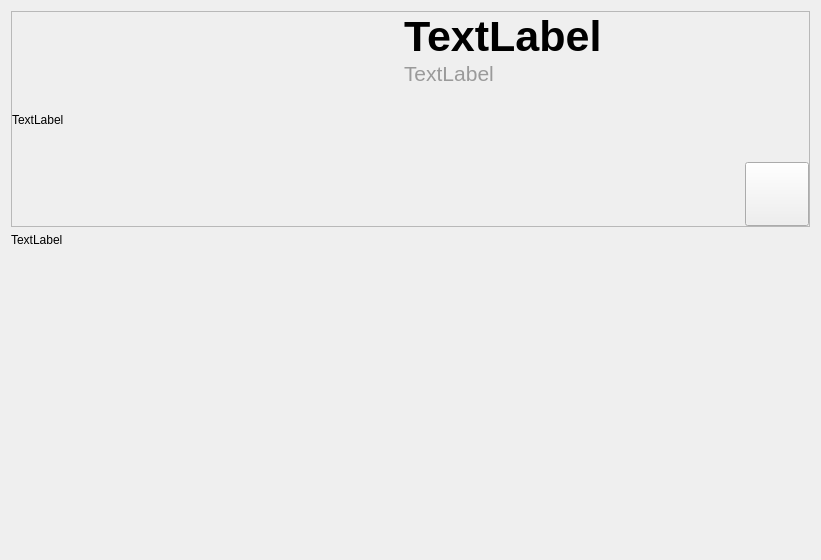
Old version of the form ola/client/store/item_form.ui in the repository myapps-directory/myapps-client-store.
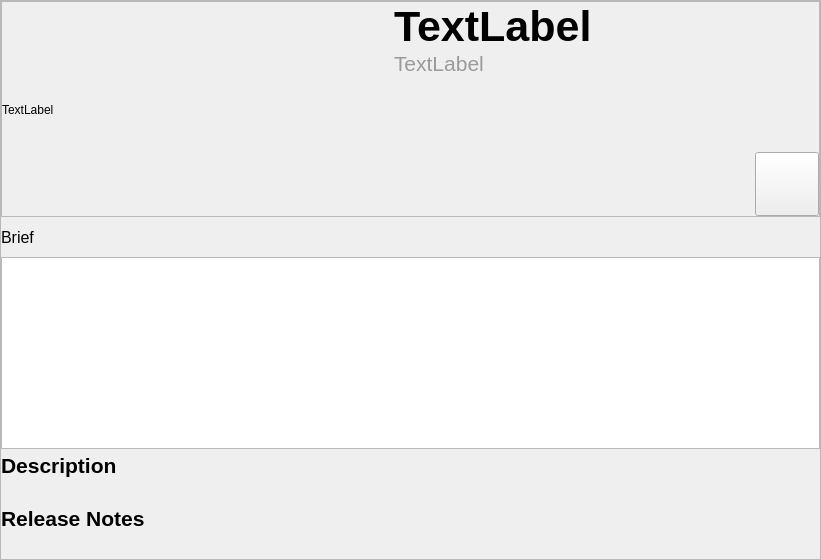
New version of the form.

Commit message: display media thumbs

```diff
--- a/ola/client/store/item_form.ui
+++ b/ola/client/store/item_form.ui
@@ -13,7 +13,55 @@
   <property name="windowTitle">
    <string>Form</string>
   </property>
+  <layout class="QVBoxLayout" name="verticalLayout_3">
+   <property name="spacing">
+    <number>0</number>
+   </property>
+   <property name="leftMargin">
+    <number>0</number>
+   </property>
+   <property name="topMargin">
+    <number>0</number>
+   </property>
+   <property name="rightMargin">
+    <number>0</number>
+   </property>
+   <property name="bottomMargin">
+    <number>0</number>
+   </property>
+   <item>
+    <widget class="QScrollArea" name="scrollArea">
+     <property name="horizontalScrollBarPolicy">
+      <enum>Qt::ScrollBarAlwaysOff</enum>
+     </property>
+     <property name="widgetResizable">
+      <bool>true</bool>
+     </property>
+     <widget class="QWidget" name="scrollAreaWidgetContents_2">
+      <property name="geometry">
+       <rect>
+        <x>0</x>
+        <y>0</y>
+        <width>798</width>
+        <height>570</height>
+       </rect>
+      </property>
   <layout class="QVBoxLayout" name="verticalLayout">
+       <property name="spacing">
+        <number>0</number>
+       </property>
+       <property name="leftMargin">
+        <number>0</number>
+       </property>
+       <property name="topMargin">
+        <number>0</number>
+       </property>
+       <property name="rightMargin">
+        <number>0</number>
+       </property>
+       <property name="bottomMargin">
+        <number>0</number>
+       </property>
    <item>
     <widget class="QFrame" name="frame">
      <property name="minimumSize">
@@ -624,25 +672,223 @@
      </layout>
     </widget>
    </item>
+       <item>
+        <widget class="Line" name="line_7">
+         <property name="minimumSize">
+          <size>
+           <width>0</width>
+           <height>10</height>
+          </size>
+         </property>
+         <property name="font">
+          <font>
+           <pointsize>10</pointsize>
+          </font>
+         </property>
+         <property name="lineWidth">
+          <number>0</number>
+         </property>
+         <property name="orientation">
+          <enum>Qt::Horizontal</enum>
+         </property>
+        </widget>
+       </item>
    <item>
     <widget class="QLabel" name="brief_label">
+         <property name="font">
+          <font>
+           <pointsize>12</pointsize>
+          </font>
+         </property>
      <property name="text">
-      <string>TextLabel</string>
+          <string>Brief</string>
      </property>
     </widget>
    </item>
    <item>
-    <spacer name="verticalSpacer">
+        <widget class="Line" name="line_8">
+         <property name="minimumSize">
+          <size>
+           <width>0</width>
+           <height>10</height>
+          </size>
+         </property>
+         <property name="lineWidth">
+          <number>0</number>
+         </property>
      <property name="orientation">
-      <enum>Qt::Vertical</enum>
-     </property>
-     <property name="sizeHint" stdset="0">
+          <enum>Qt::Horizontal</enum>
+         </property>
+        </widget>
+       </item>
+       <item>
+        <widget class="QListWidget" name="media_list_widget">
+         <property name="sizePolicy">
+          <sizepolicy hsizetype="Expanding" vsizetype="Fixed">
+           <horstretch>0</horstretch>
+           <verstretch>0</verstretch>
+          </sizepolicy>
+         </property>
+         <property name="verticalScrollBarPolicy">
+          <enum>Qt::ScrollBarAlwaysOff</enum>
+         </property>
+         <property name="dragDropMode">
+          <enum>QAbstractItemView::DropOnly</enum>
+         </property>
+         <property name="selectionBehavior">
+          <enum>QAbstractItemView::SelectItems</enum>
+         </property>
+         <property name="iconSize">
       <size>
-       <width>20</width>
-       <height>289</height>
-      </size>
-     </property>
-    </spacer>
+           <width>384</width>
+           <height>216</height>
+          </size>
+         </property>
+         <property name="movement">
+          <enum>QListView::Static</enum>
+         </property>
+         <property name="isWrapping" stdset="0">
+          <bool>true</bool>
+         </property>
+         <property name="gridSize">
+          <size>
+           <width>384</width>
+           <height>216</height>
+          </size>
+         </property>
+         <property name="viewMode">
+          <enum>QListView::IconMode</enum>
+         </property>
+        </widget>
+       </item>
+       <item>
+        <widget class="Line" name="line_2">
+         <property name="minimumSize">
+          <size>
+           <width>0</width>
+           <height>4</height>
+          </size>
+         </property>
+         <property name="lineWidth">
+          <number>0</number>
+         </property>
+         <property name="orientation">
+          <enum>Qt::Horizontal</enum>
+         </property>
+        </widget>
+       </item>
+       <item>
+        <widget class="QLabel" name="label_2">
+         <property name="font">
+          <font>
+           <pointsize>16</pointsize>
+           <weight>75</weight>
+           <bold>true</bold>
+          </font>
+         </property>
+         <property name="text">
+          <string>Description</string>
+         </property>
+        </widget>
+       </item>
+       <item>
+        <widget class="Line" name="line_3">
+         <property name="minimumSize">
+          <size>
+           <width>0</width>
+           <height>4</height>
+          </size>
+         </property>
+         <property name="lineWidth">
+          <number>0</number>
+         </property>
+         <property name="orientation">
+          <enum>Qt::Horizontal</enum>
+         </property>
+        </widget>
+       </item>
+       <item>
+        <widget class="QLabel" name="description_label">
+         <property name="text">
+          <string/>
+         </property>
+         <property name="textFormat">
+          <enum>Qt::PlainText</enum>
+         </property>
+        </widget>
+       </item>
+       <item>
+        <widget class="Line" name="line_5">
+         <property name="minimumSize">
+          <size>
+           <width>0</width>
+           <height>4</height>
+          </size>
+         </property>
+         <property name="lineWidth">
+          <number>0</number>
+         </property>
+         <property name="orientation">
+          <enum>Qt::Horizontal</enum>
+         </property>
+        </widget>
+       </item>
+       <item>
+        <widget class="QLabel" name="label_3">
+         <property name="font">
+          <font>
+           <pointsize>16</pointsize>
+           <weight>75</weight>
+           <bold>true</bold>
+          </font>
+         </property>
+         <property name="text">
+          <string>Release Notes</string>
+         </property>
+        </widget>
+       </item>
+       <item>
+        <widget class="Line" name="line_6">
+         <property name="minimumSize">
+          <size>
+           <width>0</width>
+           <height>4</height>
+          </size>
+         </property>
+         <property name="lineWidth">
+          <number>0</number>
+         </property>
+         <property name="orientation">
+          <enum>Qt::Horizontal</enum>
+         </property>
+        </widget>
+       </item>
+       <item>
+        <widget class="QLabel" name="release_label">
+         <property name="text">
+          <string/>
+         </property>
+        </widget>
+       </item>
+       <item>
+        <widget class="Line" name="line_4">
+         <property name="minimumSize">
+          <size>
+           <width>0</width>
+           <height>4</height>
+          </size>
+         </property>
+         <property name="lineWidth">
+          <number>0</number>
+         </property>
+         <property name="orientation">
+          <enum>Qt::Horizontal</enum>
+         </property>
+        </widget>
+       </item>
+      </layout>
+     </widget>
+    </widget>
    </item>
   </layout>
  </widget>
```
Lines whose indentation alone changed are shown as unchanged. The commit also changes 4 other files.
